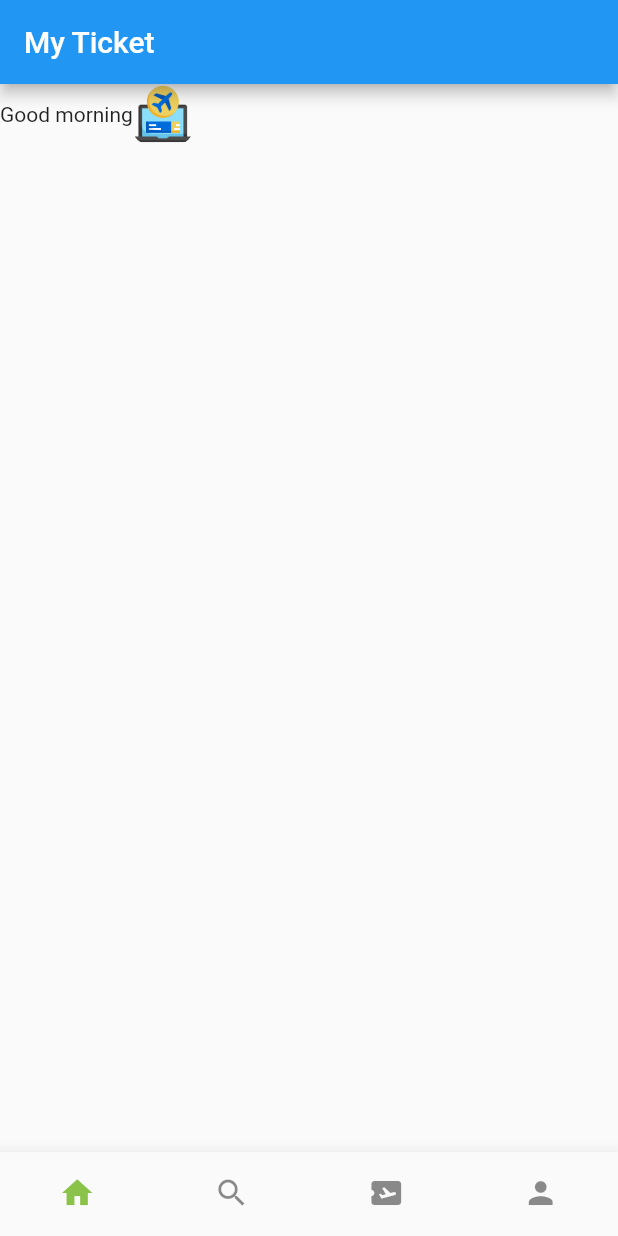
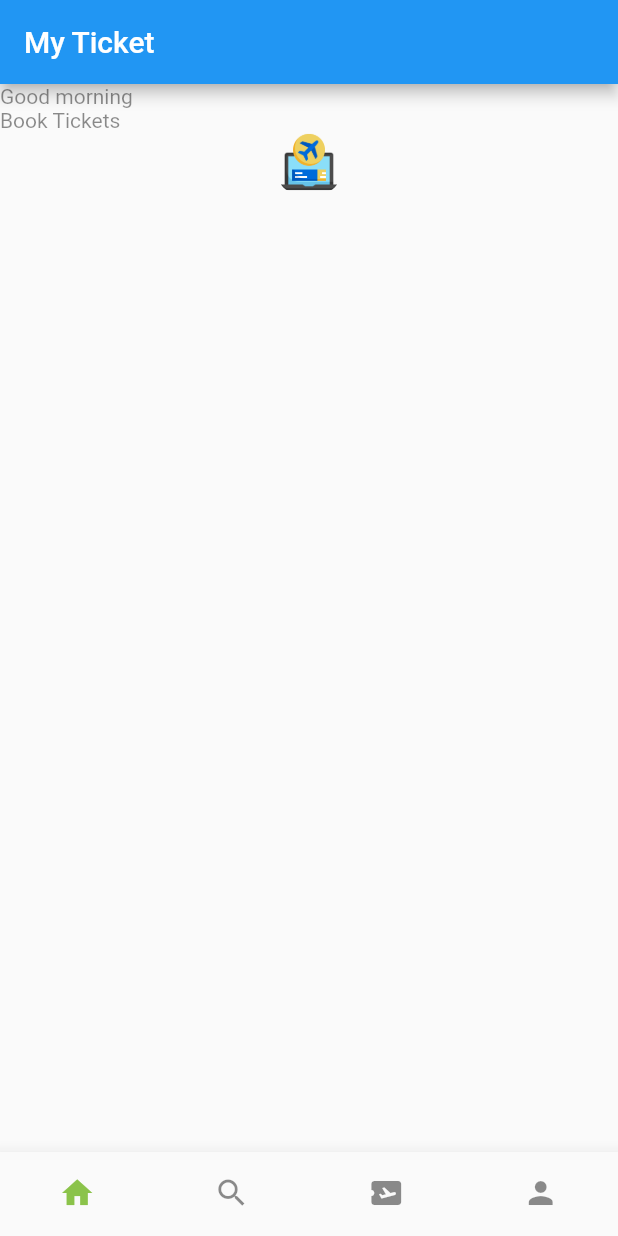
Before and after one commit to home-22/booking_app, a Flutter app: the screen it shows after launch, on a phone screen of 412 x 824 dp. Run offline on Flutter 3.47's test engine with Material 2 defaults, Android fonts, the phone set to English and light mode, and no system bars.

Commit message:
booking_app

```diff
--- a/lib/screens/home_screen.dart
+++ b/lib/screens/home_screen.dart
@@ -17,8 +17,23 @@ class _HomeScreenState extends State<HomeScreen> {
             child: Column(
               children: [
                 Row(
+                  mainAxisAlignment: MainAxisAlignment.spaceBetween,
                   children: [
-                    const Text('Good morning'),
+                    Column(
+                      crossAxisAlignment: CrossAxisAlignment.start,
+                      children: const [
+                        Text(
+                          'Good morning',
+                          style: TextStyle(color: Colors.black45),
+                        ),
+                        Text(
+                          'Book Tickets',
+                          style: TextStyle(color: Colors.black45),
+                        ),
+                      ],
+                    ),
+                  ],
+                ),
                 Container(
                   height: 40,
                   width: 40,
@@ -29,8 +44,6 @@ class _HomeScreenState extends State<HomeScreen> {
                       image: AssetImage('images/logo.png'),
                     ),
                   ),
-                    )
-                  ],
                 ),
               ],
             ),
```
Lines whose indentation alone changed are shown as unchanged.
